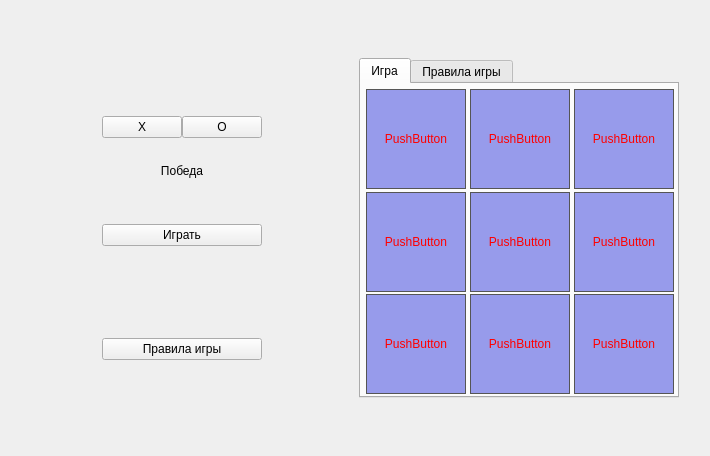
First picture: the form in Project/widget.ui, repository HmmAnchy/A-C-project, before the edit.
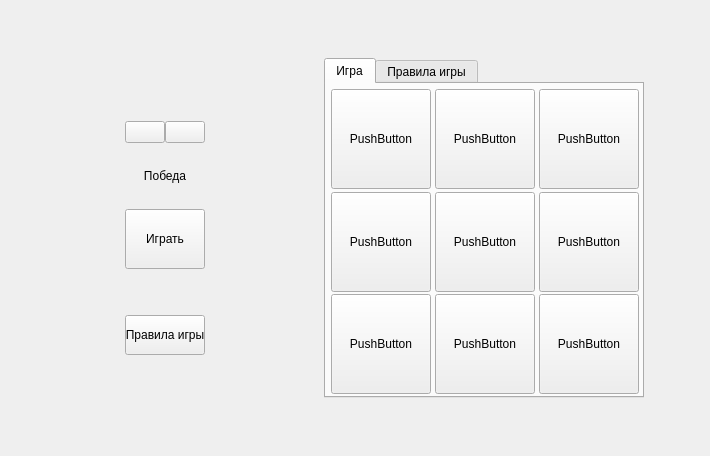
Second picture: the form after the edit. Icons and pictures are not drawn.

Patch:
```diff
--- a/Project/widget.ui
+++ b/Project/widget.ui
@@ -29,6 +29,9 @@
    <iconset resource="res.qrc">
     <normaloff>:/res/images/icon.png</normaloff>:/res/images/icon.png</iconset>
   </property>
+  <property name="styleSheet">
+   <string notr="true"/>
+  </property>
   <layout class="QHBoxLayout" name="horizontalLayout">
    <item>
     <spacer name="horizontalSpacer_5">
@@ -79,14 +82,22 @@
        <item>
         <widget class="QPushButton" name="pushButton_23">
          <property name="text">
-          <string>X</string>
+          <string/>
+         </property>
+         <property name="icon">
+          <iconset resource="res.qrc">
+           <normaloff>:/res/images/c_s.png</normaloff>:/res/images/c_s.png</iconset>
          </property>
         </widget>
        </item>
        <item>
         <widget class="QPushButton" name="pushButton_24">
          <property name="text">
-          <string>O</string>
+          <string/>
+         </property>
+         <property name="icon">
+          <iconset resource="res.qrc">
+           <normaloff>:/res/images/z_s.png</normaloff>:/res/images/z_s.png</iconset>
          </property>
         </widget>
        </item>
@@ -129,13 +140,28 @@
        <property name="sizeHint" stdset="0">
         <size>
          <width>20</width>
-         <height>40</height>
+         <height>20</height>
         </size>
        </property>
       </spacer>
      </item>
      <item>
-      <widget class="QPushButton" name="pushButton_25">
+      <widget class="QPushButton" name="startButton">
+       <property name="minimumSize">
+        <size>
+         <width>0</width>
+         <height>60</height>
+        </size>
+       </property>
+       <property name="sizeIncrement">
+        <size>
+         <width>0</width>
+         <height>0</height>
+        </size>
+       </property>
+       <property name="styleSheet">
+        <string notr="true"/>
+       </property>
        <property name="text">
         <string>Играть</string>
        </property>
@@ -146,6 +172,9 @@
        <property name="orientation">
         <enum>Qt::Vertical</enum>
        </property>
+       <property name="sizeType">
+        <enum>QSizePolicy::Fixed</enum>
+       </property>
        <property name="sizeHint" stdset="0">
         <size>
          <width>20</width>
@@ -155,7 +184,22 @@
       </spacer>
      </item>
      <item>
-      <widget class="QPushButton" name="pushButton_26">
+      <widget class="QPushButton" name="aboutButton">
+       <property name="minimumSize">
+        <size>
+         <width>0</width>
+         <height>40</height>
+        </size>
+       </property>
+       <property name="maximumSize">
+        <size>
+         <width>80</width>
+         <height>16777215</height>
+        </size>
+       </property>
+       <property name="styleSheet">
+        <string notr="true"/>
+       </property>
        <property name="text">
         <string>Правила игры</string>
        </property>
@@ -169,7 +213,7 @@
        <property name="sizeHint" stdset="0">
         <size>
          <width>20</width>
-         <height>40</height>
+         <height>20</height>
         </size>
        </property>
       </spacer>
@@ -213,15 +257,7 @@
       </size>
      </property>
      <property name="styleSheet">
-      <string notr="true">QPushButton {
-	color: #f00;
-	background-color: rgb(151, 155, 235);
-	border: 1px solid #555;
-}
-QPushButton::hover {
-
-	border-color: rgb(255, 0, 0);
-}</string>
+      <string notr="true"/>
      </property>
      <property name="currentIndex">
       <number>0</number>
@@ -451,7 +487,7 @@
      </property>
      <property name="sizeHint" stdset="0">
       <size>
-       <width>20</width>
+       <width>55</width>
        <height>20</height>
       </size>
      </property>
```
